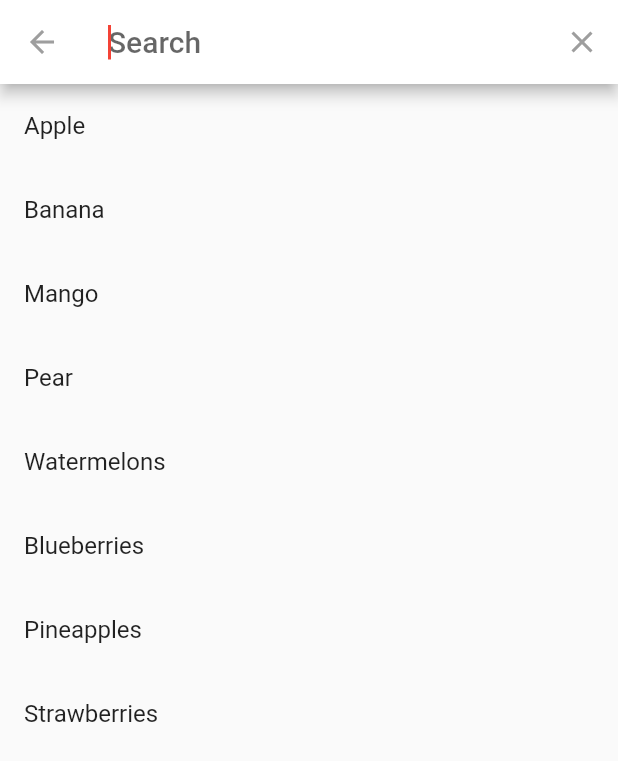
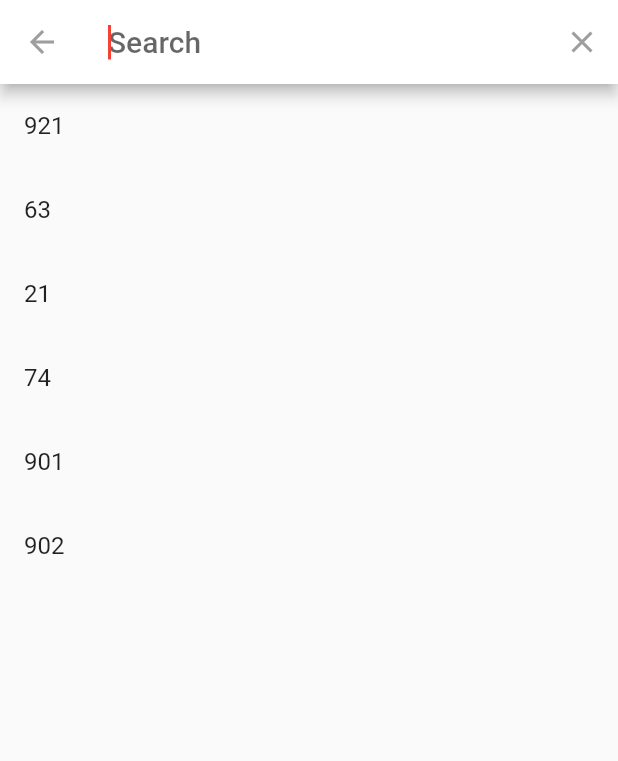
Before and after one commit to redonaghy/transit_buddy, a Flutter app: the screen it shows after launch, after a tap on the "search" icon, on a phone screen of 412 x 824 dp. Shown: the top 761 px of the screen. Run offline on Flutter 3.47's test engine with Material 2 defaults, Android fonts, the phone set to English and light mode, and no system bars; our stand-ins replace flutter_map, latlong2; missing offline and left inert: gtfs_realtime_bindings; network calls fail.

Commit message:
Completed search bar for selecting routes

```diff
--- a/lib/dart_gtfs.dart
+++ b/lib/dart_gtfs.dart
@@ -24,10 +24,9 @@ FeedEntity closestBus(List<FeedEntity> buses) {
 }
 
 /*
-This function currently finds a random A-Line bus and returns a string containing its distance from a bus stop.
-I'd like for it to actually return the closest A-Line to the bus stop
+Pulls a list of vehicles pertaining to a Metro Transit route ID, returns as a list
 */
-Future<List<FeedEntity>> pullClosestBus() async {
+Future<List<FeedEntity>> pullVehiclesFromRoute(String route) async {
   final url =
       Uri.parse('https://svc.metrotransit.org/mtgtfs/vehiclepositions.pb');
   final response = await http.get(url);
@@ -35,41 +34,17 @@ Future<List<FeedEntity>> pullClosestBus() async {
   // response.statusCode == 200 means fetching the protocol buffer was successful
   if (response.statusCode == 200) {
     final feedMessage = FeedMessage.fromBuffer(response.bodyBytes);
-    // This is our hard-coded example bus stop to check distances with.
-    LatLng currentLocation = LatLng(44.93994, -93.16715);
     // feedMessage.entity is a list of FeedEntity objects, which represent the vehicles
     List<FeedEntity> buses = [];
     for (final entity in feedMessage.entity) {
-      if (entity.vehicle.trip.routeId == "921") {
-        // Right now, the function actually just returns the first A-Line it finds,
-        // not the closest one. This is where the code would go that adds all
-        // the A-Lines in a list. Then after the for loop, it would get sorted
-        // by distance to the bus stop. Ideas for doing this could be using Lists's
-        // .sort method and comparing by distance, or putting the entities into
-        // a dictionary with key entity and value distance and sorting by distance.\
+      if (entity.vehicle.trip.routeId == route) {
         buses.add(entity);
       }
     }
     return Future.delayed(const Duration(seconds: 0), () => buses);
-    // return Future.delayed(const Duration(seconds: 0), () => "Fetch failed");
-
-    // These bottom two return statements are potential problems. Basically if the
-    // http request fails (no connection) I STILL have to return a FeedEntity (vehicle),
-    // bc thats the return type and I think Flutter won't like returning null, so
-    // I'm currently just returning a fake FeedEntity with id null. Might want to change
-    // this down the line cause it might result in "ghost" buses at latlong 0,0 if
-    // a network request fails which would be weird.
-    // return Future.delayed(
-    //     const Duration(seconds: 0), () => FeedEntity(id: "NULL"));
   }
   List<FeedEntity> buses = [];
   return Future.delayed(const Duration(seconds: 0), () => buses);
-}
-
-// Just a function that prints for debugging purposes
-Future<void> printClosestBus() async {
-  var output = await pullClosestBus();
-  // print(output);
 }
 
 // Left over code from first attempting the HTTP request. Keeping this for now just for educational purposes.
--- a/lib/main.dart
+++ b/lib/main.dart
@@ -50,7 +50,7 @@ class _MyHomePageState extends State<MyHomePage> {
   // Future<List<FeedEntity>> futureVehicleList = dart_gtfs.pullClosestBus();
   List<FeedEntity> vehicleList = [];
   List<Marker> mapMarkerList = [];
-  String searchResult = "";
+  String searchResult = "921";
 
   // Pre-populates map with some hard-coded bus stops
   List<Marker> stopMarkerList = [
@@ -101,7 +101,9 @@ class _MyHomePageState extends State<MyHomePage> {
     // than having to individually change instances of widgets.
 
     // Reads future & populates bus list and marker list
-    updateVehicleLists(dart_gtfs.pullClosestBus());
+    if (searchResult != "") {
+      updateVehicleLists(dart_gtfs.pullVehiclesFromRoute(searchResult));
+    }
 
     // Creates a list of vehicleRow objects to display below
     List<Widget> vehicleRowList = [];
@@ -123,9 +125,14 @@ class _MyHomePageState extends State<MyHomePage> {
             onPressed: () {
               // method to show the search bar
               showSearch(
-                  context: context,
-                  // delegate to customize the search bar
-                  delegate: RouteSearchBar());
+                      context: context,
+                      // delegate to customize the search bar
+                      delegate: RouteSearchBar())
+                  .then(
+                (value) {
+                  searchResult = value;
+                },
+              );
             },
             icon: const Icon(Icons.search),
           )
@@ -162,6 +169,7 @@ class _MyHomePageState extends State<MyHomePage> {
             ),
             Column(
               children: vehicleRowList,
+              // children: [Text(searchResult)],
             ),
           ],
         ),
@@ -217,14 +225,12 @@ class _VehicleRowState extends State<VehicleRow> {
 class RouteSearchBar extends SearchDelegate {
   // This is where the list of items (routes) need to go
   List<String> searchTerms = [
-    "Apple",
-    "Banana",
-    "Mango",
-    "Pear",
-    "Watermelons",
-    "Blueberries",
-    "Pineapples",
-    "Strawberries"
+    "921",
+    "63",
+    "21",
+    "74",
+    "901",
+    "902",
   ];
 
   // This one clears the search bar of text when its clicked
```
